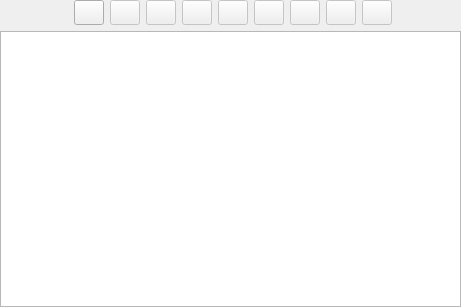
Before: the Qt Designer form pgmodeler_ui/ui/tabelaobjetoswidget.ui in erdincay/pgmodeler-old, drawn with Qt 5.
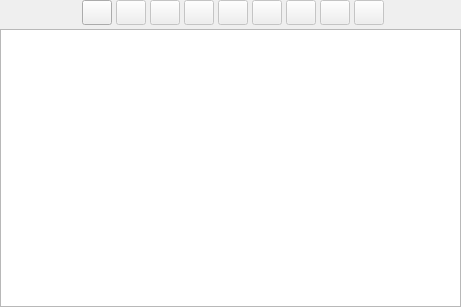
After: the same form once the commit is applied. Icons and pictures are not drawn.

What changed in the file:
```diff
--- a/pgmodeler_ui/ui/tabelaobjetoswidget.ui
+++ b/pgmodeler_ui/ui/tabelaobjetoswidget.ui
@@ -17,6 +17,9 @@
    <property name="margin">
     <number>0</number>
    </property>
+   <property name="spacing">
+    <number>4</number>
+   </property>
    <item row="0" column="0">
     <spacer name="horizontalSpacer_2">
      <property name="orientation">
@@ -284,7 +287,7 @@
       <bool>true</bool>
      </attribute>
      <attribute name="verticalHeaderVisible">
-      <bool>true</bool>
+      <bool>false</bool>
      </attribute>
      <attribute name="verticalHeaderDefaultSectionSize">
       <number>20</number>
```
